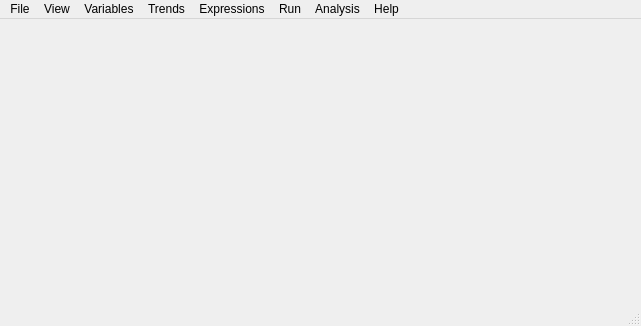
Old version of the form ui_multi_sediment_trend_analysis_dialog_base.ui in the repository epzt/msta.
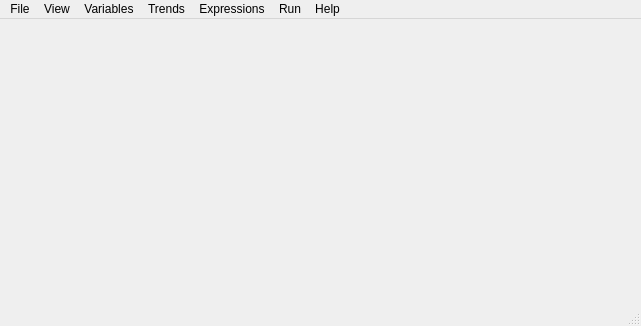
New version of the form. Icons and pictures are not drawn.

What changed in the file:
```diff
--- a/ui_multi_sediment_trend_analysis_dialog_base.ui
+++ b/ui_multi_sediment_trend_analysis_dialog_base.ui
@@ -82,13 +82,6 @@
     <addaction name="separator"/>
     <addaction name="actionComputeMSTA"/>
    </widget>
-   <widget class="QMenu" name="menuProcessing">
-    <property name="title">
-     <string>Analysis</string>
-    </property>
-    <addaction name="actionCluster"/>
-    <addaction name="actionPCA"/>
-   </widget>
    <widget class="QMenu" name="menuExpressions">
     <property name="title">
      <string>Expressions</string>
@@ -113,7 +106,6 @@
    <addaction name="menuTrends"/>
    <addaction name="menuExpressions"/>
    <addaction name="computeMSTA"/>
-   <addaction name="menuProcessing"/>
    <addaction name="menuHelp"/>
   </widget>
   <widget class="QStatusBar" name="statusbar"/>
```
Left out of the diff: 2 changed lines with no effect on the pictures.
